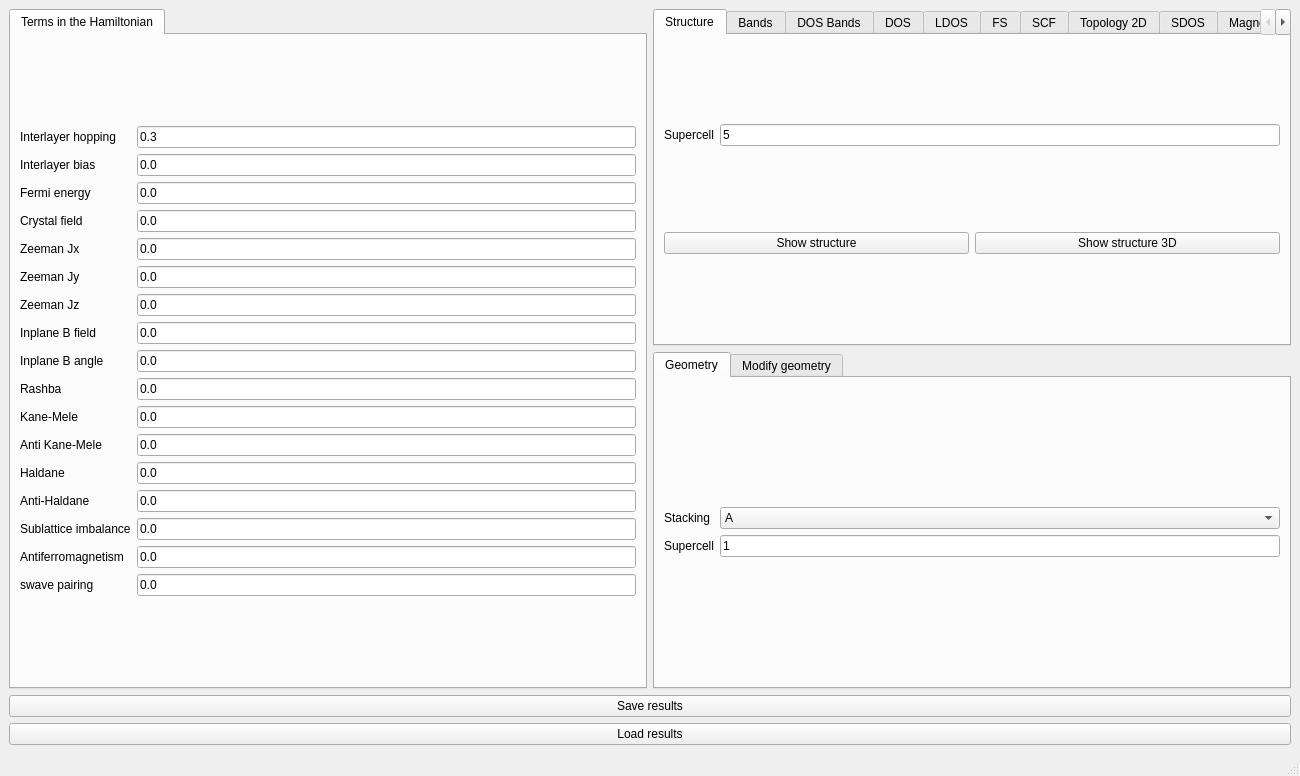
First picture: the form in interface-pyqt/multilayergraphene/interface.ui, repository joselado/quantum-lattice, before the edit.
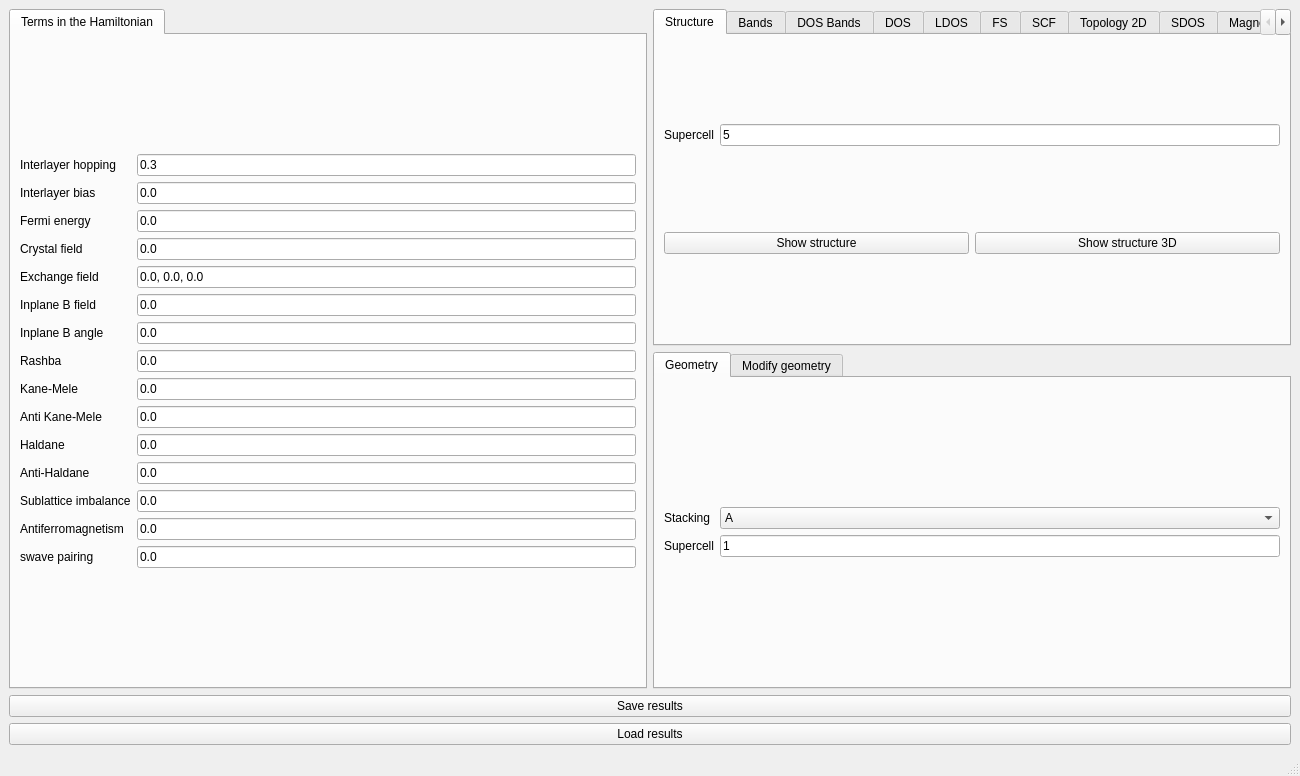
Second picture: the form after the edit. Custom widgets are drawn as their Qt base class.

Commit message: Unify per-component exchange fields into a single array, like 0d

```diff
--- a/interface-pyqt/multilayergraphene/interface.ui
+++ b/interface-pyqt/multilayergraphene/interface.ui
@@ -27,10 +27,10 @@
        <layout class="QGridLayout" name="gridLayout_24">
         <item row="0" column="0">
          <layout class="QGridLayout" name="gridLayout">
-          <item row="5" column="0">
+          <item row="4" column="0">
            <widget class="BodyLabel" name="label_4">
             <property name="text">
-             <string>Zeeman Jy</string>
+             <string>Exchange field</string>
             </property>
            </widget>
           </item>
@@ -62,24 +62,13 @@
             </property>
            </widget>
           </item>
-          <item row="6" column="1">
-           <widget class="LineEdit" name="Bz">
-            <property name="text">
-             <string>0.0</string>
-            </property>
-           </widget>
-          </item>
           <item row="4" column="1">
-           <widget class="LineEdit" name="Bx">
-            <property name="text">
-             <string>0.0</string>
+           <widget class="LineEdit" name="exchange">
+            <property name="toolTip">
+             <string>Exchange field in the system, taken as a vector with component Jx, Jy and Jz</string>
             </property>
-           </widget>
-          </item>
-          <item row="6" column="0">
-           <widget class="BodyLabel" name="label_5">
             <property name="text">
-             <string>Zeeman Jz</string>
+             <string>0.0, 0.0, 0.0</string>
             </property>
            </widget>
           </item>
@@ -90,13 +79,6 @@
             </property>
            </widget>
           </item>
-          <item row="5" column="1">
-           <widget class="LineEdit" name="By">
-            <property name="text">
-             <string>0.0</string>
-            </property>
-           </widget>
-          </item>
           <item row="2" column="0">
            <widget class="BodyLabel" name="label_fermi">
             <property name="text">
@@ -177,13 +159,6 @@
             </property>
            </widget>
           </item>
-          <item row="4" column="0">
-           <widget class="BodyLabel" name="label_3">
-            <property name="text">
-             <string>Zeeman Jx</string>
-            </property>
-           </widget>
-          </item>
           <item row="0" column="0">
            <widget class="BodyLabel" name="label_16">
             <property name="text">
```
The commit also changes 24 other files.
